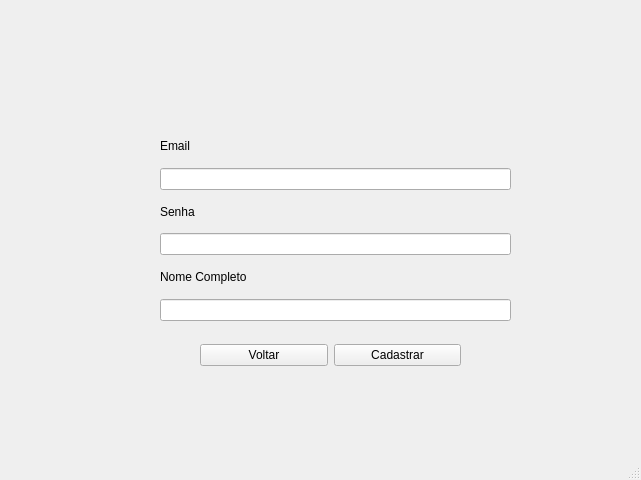
Above: Cadastrar.ui from Samuel-OR/Snake_Mouth before the change. Below: the same form after it.
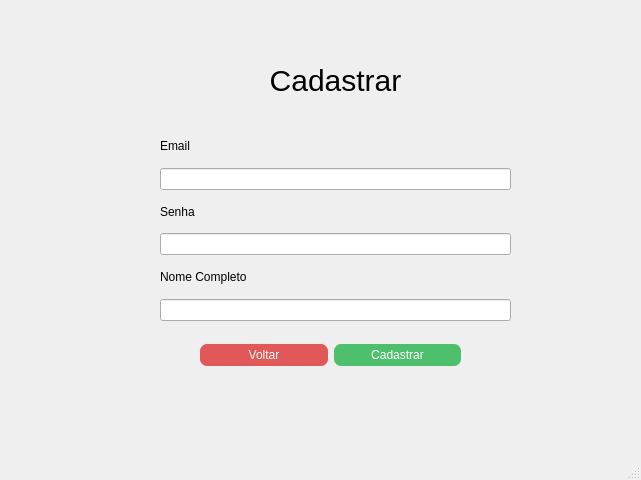
That is the form after the change.

What changed in the file:
```diff
--- a/Cadastrar.ui
+++ b/Cadastrar.ui
@@ -26,6 +26,12 @@
     <layout class="QHBoxLayout" name="horizontalLayout_2">
      <item>
       <widget class="QPushButton" name="pushButton">
+       <property name="styleSheet">
+        <string notr="true">background-color: #e05858;
+border-radius: 7px;
+padding: 4px;
+color: white;</string>
+       </property>
        <property name="text">
         <string>Voltar</string>
        </property>
@@ -33,6 +39,12 @@
      </item>
      <item>
       <widget class="QPushButton" name="pushButton_2">
+       <property name="styleSheet">
+        <string notr="true">background-color: #4ebf6d;
+border-radius: 7px;
+padding: 4px;
+color: white;</string>
+       </property>
        <property name="text">
         <string>Cadastrar</string>
        </property>
@@ -82,6 +94,25 @@
      </item>
     </layout>
    </widget>
+   <widget class="QLabel" name="label_4">
+    <property name="geometry">
+     <rect>
+      <x>250</x>
+      <y>60</y>
+      <width>171</width>
+      <height>41</height>
+     </rect>
+    </property>
+    <property name="styleSheet">
+     <string notr="true">font-size: 30px;</string>
+    </property>
+    <property name="text">
+     <string>Cadastrar</string>
+    </property>
+    <property name="alignment">
+     <set>Qt::AlignCenter</set>
+    </property>
+   </widget>
   </widget>
   <widget class="QMenuBar" name="menubar">
    <property name="geometry">
```
Left out of the diff: 2 changed lines with no effect on the pictures.
